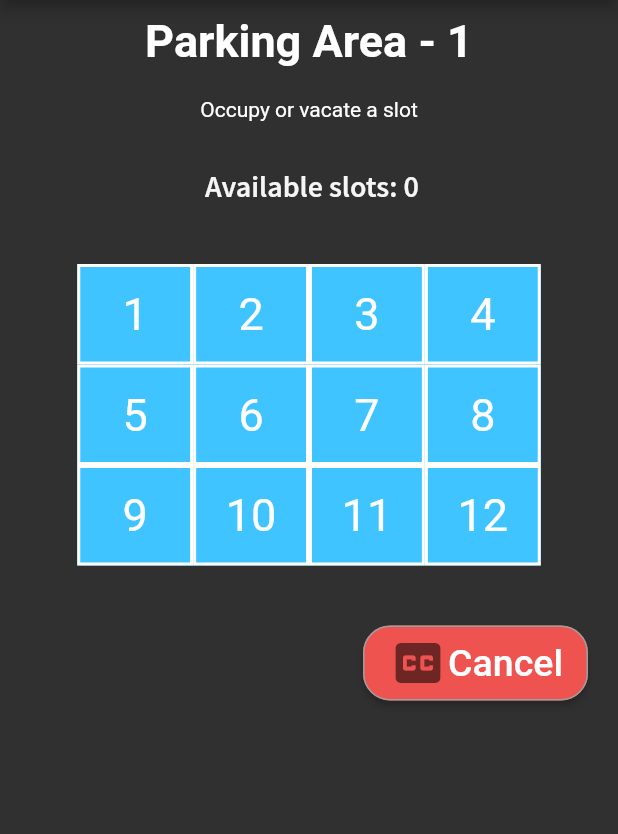
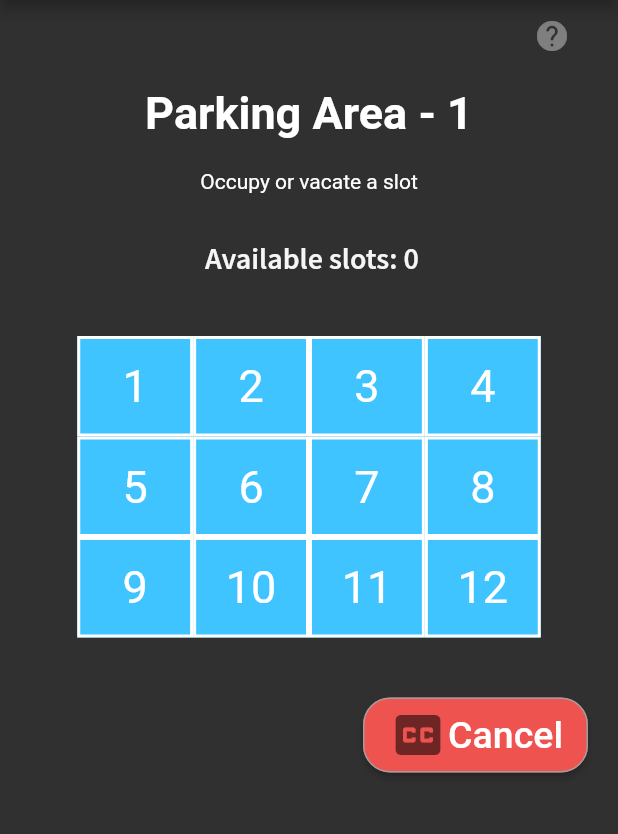
Before and after one commit to AlekyaPochampally/campus-parking-Team3, a Flutter app: the ViolationPage screen opened by its route, after a tap on "Report", after a tap on "Clear", after a tap on "Parking lot 1", on a phone screen of 412 x 824 dp, the part 84-918 px from its top. Run offline on Flutter 3.47's test engine with Material 2 defaults, Android fonts, the phone set to English and light mode, and no system bars; our stand-ins replace cloud_firestore, firebase_auth, firebase_storage, google_maps_flutter, image_cropper, image_picker and 2 more; accounts and stored records are empty.

Commit message:
minor changes

```diff
--- a/Source Code/lib/ui/pages/Parking.dart
+++ b/Source Code/lib/ui/pages/Parking.dart
@@ -20,23 +20,23 @@ class Parking extends StatefulWidget {
 
 class _ParkingState extends State<Parking> {
   final _auth = FirebaseAuth.instance;
-  bool Is_Occupied, Slot_Type, changeColor = false,changeColor1=false;
-  String User_ID, document_id,Lot_Name;
+  bool Is_Occupied, Slot_Type, changeColor = false, changeColor1 = false;
+  String User_ID, document_id, Lot_Name;
   int Lot_ID, Slot_ID;
 
   @override
   void initState() {
     super.initState();
     getCurrentUser();
-    UserHomePage.available=0;
-    Lot_Name=UserHomePage.Lot_name.substring(2);
+    UserHomePage.available = 0;
+    Lot_Name = UserHomePage.Lot_name.substring(2);
     availableSlots();
   }
 
 //code for available number of slots
   void availableSlots() async {
     print('this is available slot function');
-    print( UserHomePage.Lot_name);
+    print(UserHomePage.Lot_name);
     await for (var snapshot in _firestore.collection('slot').snapshots()) {
       for (var slot in snapshot.documentChanges) {
         //print('got inside for');
@@ -71,7 +71,8 @@ class _ParkingState extends State<Parking> {
     });
 
     print('requested slot occupied successfully');
-    Toast.show("You have Ocuupied the slot", context, duration: Toast.LENGTH_LONG, gravity:  Toast.BOTTOM);
+    Toast.show("You have Ocuupied the slot", context,
+        duration: Toast.LENGTH_LONG, gravity: Toast.BOTTOM);
   }
 
   //code for vacating a slot
@@ -84,7 +85,8 @@ class _ParkingState extends State<Parking> {
     setState(() {
       changeColor1 = false;
     });
-   Toast.show("You have Vacated the slot", context, duration: Toast.LENGTH_SHORT, gravity:  Toast.BOTTOM);
+    Toast.show("You have Vacated the slot", context,
+        duration: Toast.LENGTH_SHORT, gravity: Toast.BOTTOM);
     print('requested slot vacated successfully');
   }
 
@@ -98,7 +100,8 @@ class _ParkingState extends State<Parking> {
     });
 
     print('requested slot reserved successfully');
-    Toast.show("You have Reserved the slot", context, duration: Toast.LENGTH_SHORT, gravity:  Toast.BOTTOM);
+    Toast.show("You have Reserved the slot", context,
+        duration: Toast.LENGTH_SHORT, gravity: Toast.BOTTOM);
   }
 
   //get current user
@@ -114,10 +117,9 @@ class _ParkingState extends State<Parking> {
       print(e);
     }
   }
+
   // chaging button color
-  void changeButtonColor() async{
-
-  }
+  void changeButtonColor() async {}
 
 //checking whether slot is vacant or occupied
   Future buttonPressed(String buttonText) async {
@@ -133,24 +135,23 @@ class _ParkingState extends State<Parking> {
 
         break;
       } else {
-        if (data['User_ID'] == loggedInUser.email)
-        {vacateSlot();
+        if (data['User_ID'] == loggedInUser.email) {
+          vacateSlot();
           break;
+        } else {
+          print("This user is not allowed to perform the action " +
+              loggedInUser.email);
+          Toast.show("Someone else already occupied this slot", context,
+              duration: Toast.LENGTH_LONG, gravity: Toast.BOTTOM);
         }
-        else{
-          print("This user is not allowed to perform the action "+ loggedInUser.email);
-          Toast.show("Someone else already occupied this slot", context, duration: Toast.LENGTH_LONG, gravity:  Toast.BOTTOM);
-
+      }
     }
   }
 
-    }
-  }
   Widget buildButton(String buttonText) {
     bool added = false;
     return Container(
       child: GestureDetector(
-
         child: FlatButton(
             shape: RoundedRectangleBorder(
                 borderRadius: BorderRadius.circular(0.0),
@@ -178,9 +179,6 @@ class _ParkingState extends State<Parking> {
     );
   }
 
-
-
-
   @override
   Widget build(BuildContext context) {
     bool added = false;
@@ -190,6 +188,15 @@ class _ParkingState extends State<Parking> {
           child: ListView(
             //  mainAxisAlignment: MainAxisAlignment.center,
             children: <Widget>[
+              Align(
+                alignment: Alignment.topRight,
+                child: Tooltip(
+                  message: 'Long Press for Reserve \n Press for vacate and occupy',
+                  child: FlatButton(
+                    child: Icon(Icons.help),
+                  ),
+                ),
+              ),
               Container(
                 alignment: Alignment.center,
                 padding: EdgeInsets.all(10),
@@ -208,7 +215,6 @@ class _ParkingState extends State<Parking> {
               SizedBox(
                 height: 20,
               ),
-
               Center(
                 child: Row(
                   mainAxisAlignment: MainAxisAlignment.center,
@@ -256,15 +262,12 @@ class _ParkingState extends State<Parking> {
                           buildButton("6"),
                           buildButton("7"),
                           buildButton("8"),
-
                         ]),
                         TableRow(children: [
                           buildButton("9"),
                           buildButton("10"),
                           buildButton("11"),
                           buildButton("12"),
-
-
                         ]),
                       ],
                     ),
@@ -275,7 +278,6 @@ class _ParkingState extends State<Parking> {
                 height: 20,
               ),
               Container(
-
                 child: Padding(
                   padding: const EdgeInsets.all(20.0),
                   child: Row(
@@ -291,7 +293,6 @@ class _ParkingState extends State<Parking> {
                           onPressed: () {
                             Navigator.of(context)
                                 .pushReplacementNamed(UserHomePage.route);
-
                           },
                           color: Colors.red[400],
                           //blue[700],
@@ -302,9 +303,7 @@ class _ParkingState extends State<Parking> {
                           child: Row(
                             children: [
                               Icon(
-
                                 Icons.closed_caption,
-
                                 size: 40.0,
                                 color: Colors.black54,
                               ),
@@ -313,7 +312,6 @@ class _ParkingState extends State<Parking> {
                           ),
                         ),
                       ),
-
                     ],
                   ),
                 ),
--- a/Source Code/lib/ui/pages/login_page.dart
+++ b/Source Code/lib/ui/pages/login_page.dart
@@ -122,7 +122,7 @@ final _formKey = GlobalKey<FormState>();
                             print(_password);
                             final user = await _auth.signInWithEmailAndPassword(
                                 email: _email, password: _password);
-                            Toast.show("LoggedIn Successful", context, duration: Toast.LENGTH_LONG, gravity:  Toast.BOTTOM);
+                            Toast.show("Logged in Successfully", context, duration: Toast.LENGTH_LONG, gravity:  Toast.BOTTOM);
                             if (user != null)
                               Navigator.pushNamed(context,UserHomePage.route);
 
--- a/Source Code/lib/ui/pages/user_home_page.dart
+++ b/Source Code/lib/ui/pages/user_home_page.dart
@@ -227,7 +227,7 @@ class _UserHomePageState extends State<UserHomePage> {
               CustomeListTile(Icons.lock, 'Logout', () async {
                 final user = await _auth.signOut();
                 Navigator.of(context).pushNamed(LoginPage.route);
-                Toast.show("LoggedOut Successful", context, duration: Toast.LENGTH_LONG, gravity:  Toast.BOTTOM);
+                Toast.show("Logged out Successfully", context, duration: Toast.LENGTH_LONG, gravity:  Toast.BOTTOM);
               }),
               // () => {Navigator.of(context).pushNamed(LoginPage.route)}),
 
--- a/Source Code/lib/ui/pages/violationPage.dart
+++ b/Source Code/lib/ui/pages/violationPage.dart
@@ -220,7 +220,7 @@ class ViolationPageState extends State<ViolationPage> {
                                         });
                                       },
                                       child: Text(
-                                        'Choose Date and Time',
+                                        'Choose Date & Time',
                                         style: TextStyle(fontSize: 18),
                                       ),
                                     ),
```
Also changed, not shown: Source Code/pubspec.lock. Lines whose indentation alone changed are shown as unchanged.
